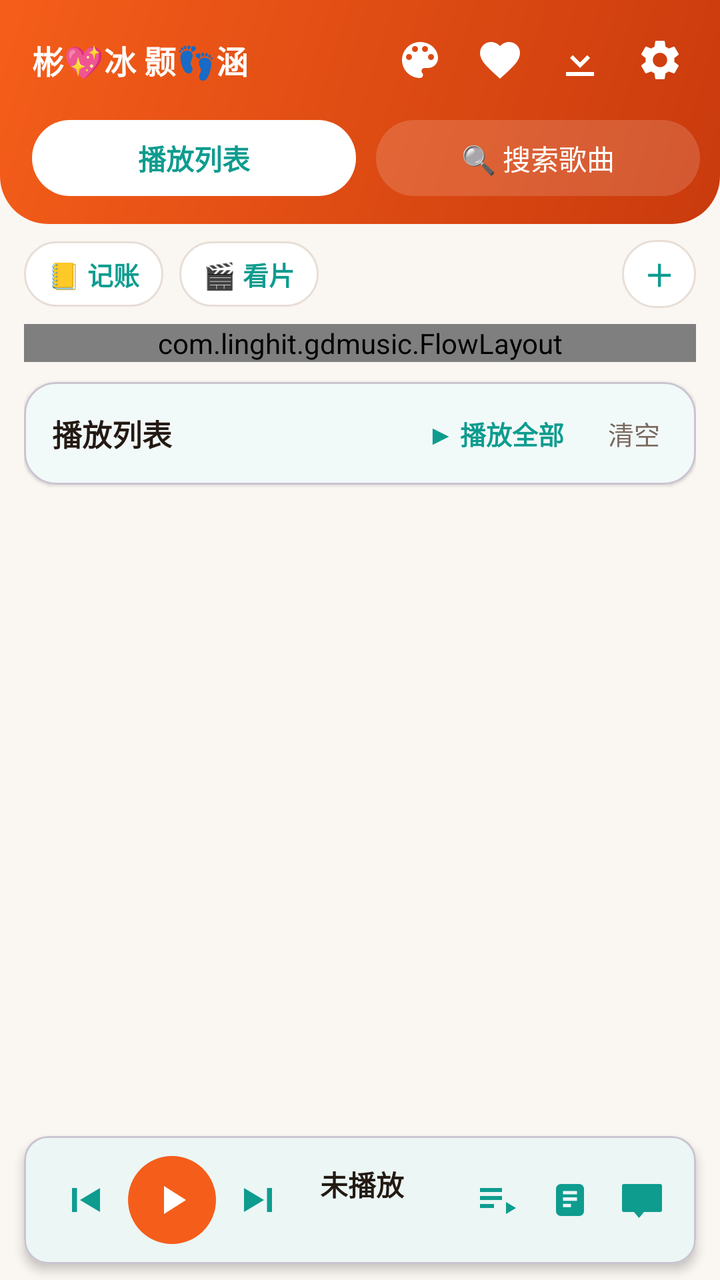
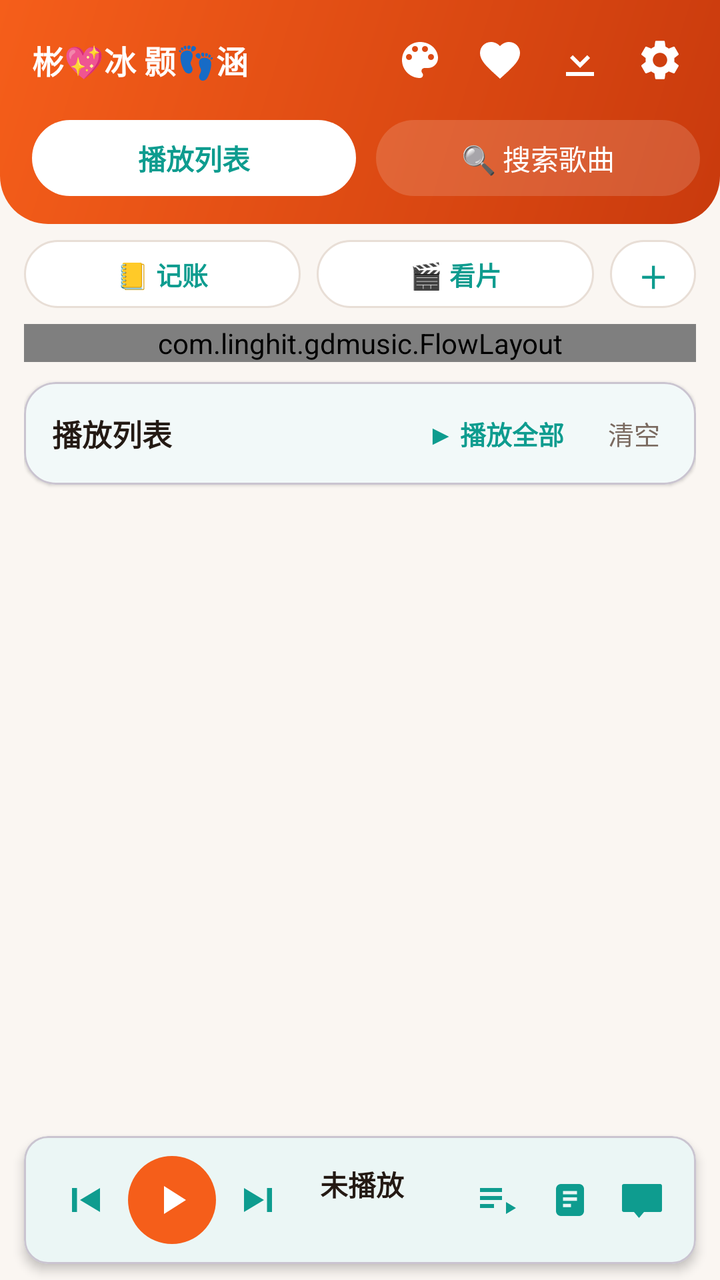

The first picture is an Android layout as it rendered before a commit; the second is the same layout after the commit. The layout source and the unified diff follow.
<!-- AndroidManifest.xml: application theme AppTheme -->
<!-- res/layout/activity_main.xml -->
<?xml version="1.0" encoding="utf-8"?>
<LinearLayout xmlns:android="http://schemas.android.com/apk/res/android"
    xmlns:app="http://schemas.android.com/apk/res-auto"
    android:layout_width="match_parent"
    android:layout_height="match_parent"
    android:orientation="vertical">

    
    <LinearLayout
        android:id="@+id/header"
        android:layout_width="match_parent"
        android:layout_height="wrap_content"
        android:orientation="vertical"
        android:background="@drawable/bg_header_gradient"
        android:paddingStart="16dp"
        android:paddingEnd="10dp"
        android:paddingTop="10dp"
        android:paddingBottom="14dp">

        
        <LinearLayout
            android:layout_width="match_parent"
            android:layout_height="wrap_content"
            android:orientation="horizontal"
            android:gravity="center_vertical">
            <TextView
                android:layout_width="wrap_content"
                android:layout_height="wrap_content"
                android:text="彬💖冰 颢👣涵"
                android:textSize="16sp"
                android:textStyle="bold"
                android:textColor="@color/on_primary"
                android:maxLines="1"
                android:includeFontPadding="false"/>
            
            <View
                android:layout_width="0dp"
                android:layout_height="0dp"
                android:layout_weight="1"/>
            <ImageButton
                android:id="@+id/themeBtn"
                android:layout_width="40dp"
                android:layout_height="40dp"
                android:background="?attr/selectableItemBackgroundBorderless"
                android:src="@drawable/ic_theme"
                android:tint="@color/on_primary"
                android:scaleType="centerInside"
                android:contentDescription="切换主题"/>
            <ImageButton
                android:id="@+id/openFavorites"
                android:layout_width="40dp"
                android:layout_height="40dp"
                android:background="?attr/selectableItemBackgroundBorderless"
                android:src="@drawable/ic_favorite"
                android:tint="@color/on_primary"
                android:scaleType="centerInside"
                android:contentDescription="收藏"/>
            <ImageButton
                android:id="@+id/openDownloads"
                android:layout_width="40dp"
                android:layout_height="40dp"
                android:background="?attr/selectableItemBackgroundBorderless"
                android:src="@drawable/ic_download"
                android:tint="@color/on_primary"
                android:scaleType="centerInside"
                android:contentDescription="已下载"/>
            <ImageButton
                android:id="@+id/openSettings"
                android:layout_width="40dp"
                android:layout_height="40dp"
                android:background="?attr/selectableItemBackgroundBorderless"
                android:src="@drawable/ic_settings"
                android:tint="@color/on_primary"
                android:scaleType="centerInside"
                android:contentDescription="设置"/>
        </LinearLayout>

        
        <LinearLayout
            android:layout_width="match_parent"
            android:layout_height="wrap_content"
            android:orientation="horizontal"
            android:gravity="center_vertical"
            android:paddingTop="10dp">
            <TextView
                android:id="@+id/tabPlaylist"
                android:layout_width="0dp"
                android:layout_height="38dp"
                android:layout_weight="1"
                android:gravity="center"
                android:text="播放列表"
                android:textSize="14sp"
                android:textStyle="bold"
                android:background="@drawable/bg_pill_white"
                android:textColor="?attr/colorPrimary"/>
            <TextView
                android:id="@+id/tabSearch"
                android:layout_width="0dp"
                android:layout_height="38dp"
                android:layout_marginStart="10dp"
                android:layout_weight="1"
                android:gravity="center"
                android:text="🔍 搜索歌曲"
                android:textSize="14sp"
                android:background="@drawable/bg_pill_glass"
                android:textColor="@color/on_primary"/>
        </LinearLayout>

        
        <LinearLayout
            android:id="@+id/goldBar"
            android:layout_width="match_parent"
            android:layout_height="wrap_content"
            android:orientation="horizontal"
            android:gravity="center"
            android:paddingTop="6dp"
            android:paddingBottom="2dp"
            android:visibility="gone">

            <TextView
                android:id="@+id/goldDom"
                android:layout_width="wrap_content"
                android:layout_height="wrap_content"
                android:text=""
                android:textSize="12sp"
                android:textStyle="bold"
                android:textColor="@color/on_primary"
                android:includeFontPadding="false"/>

            <View
                android:layout_width="1dp"
                android:layout_height="13dp"
                android:layout_marginStart="16dp"
                android:layout_marginEnd="16dp"
                android:background="@color/on_primary"
                android:alpha="0.45"/>

            <TextView
                android:id="@+id/goldIntl"
                android:layout_width="wrap_content"
                android:layout_height="wrap_content"
                android:text=""
                android:textSize="12sp"
                android:textStyle="bold"
                android:textColor="@color/on_primary"
                android:includeFontPadding="false"/>
        </LinearLayout>
    </LinearLayout>

    
    <FrameLayout
        android:layout_width="match_parent"
        android:layout_height="0dp"
        android:layout_weight="1"
        android:paddingTop="8dp">

        
        <LinearLayout
            android:id="@+id/playlistPanel"
            android:layout_width="match_parent"
            android:layout_height="match_parent"
            android:orientation="vertical"
            android:paddingStart="12dp"
            android:paddingEnd="12dp">

            
            <LinearLayout
                android:layout_width="match_parent"
                android:layout_height="wrap_content"
                android:orientation="vertical"
                android:layout_marginBottom="10dp">

                
                <LinearLayout
                    android:layout_width="match_parent"
                    android:layout_height="wrap_content"
                    android:orientation="horizontal"
                    android:gravity="center_vertical">

                    <TextView
                        android:id="@+id/openNetAsset"
                        android:layout_width="wrap_content"
                        android:layout_height="wrap_content"
                        android:background="@drawable/bg_pill_soft"
                        android:text="📒 记账"
                        android:textSize="13sp"
                        android:textStyle="bold"
                        android:textColor="?attr/colorPrimary"
                        android:paddingStart="12dp"
                        android:paddingEnd="12dp"
                        android:paddingTop="7dp"
                        android:paddingBottom="7dp"
                        android:layout_marginEnd="8dp"/>

                    <TextView
                        android:id="@+id/openVideo"
                        android:layout_width="wrap_content"
                        android:layout_height="wrap_content"
                        android:background="@drawable/bg_pill_soft"
                        android:text="🎬 看片"
                        android:textSize="13sp"
                        android:textStyle="bold"
                        android:textColor="?attr/colorPrimary"
                        android:paddingStart="12dp"
                        android:paddingEnd="12dp"
                        android:paddingTop="7dp"
                        android:paddingBottom="7dp"
                        android:layout_marginEnd="8dp"/>

                    <View
                        android:layout_width="0dp"
                        android:layout_height="0dp"
                        android:layout_weight="1"/>

                    <TextView
                        android:id="@+id/addShortcutBtn"
                        android:layout_width="wrap_content"
                        android:layout_height="wrap_content"
                        android:background="@drawable/bg_pill_soft"
                        android:text="＋"
                        android:textSize="15sp"
                        android:textStyle="bold"
                        android:textColor="?attr/colorPrimary"
                        android:paddingStart="11dp"
                        android:paddingEnd="11dp"
                        android:paddingTop="6dp"
                        android:paddingBottom="6dp"/>
                </LinearLayout>

                
                <com.linghit.gdmusic.FlowLayout
                    android:id="@+id/shortcutRow"
                    android:layout_width="match_parent"
                    android:layout_height="wrap_content"
                    android:layout_marginTop="8dp"
                    android:clipChildren="false"
                    android:clipToPadding="false"/>
            </LinearLayout>

            <com.google.android.material.card.MaterialCardView
                android:id="@+id/queueCard"
                android:layout_width="match_parent"
                android:layout_height="wrap_content"
                app:cardCornerRadius="16dp"
                app:cardElevation="1dp"
                app:cardBackgroundColor="?attr/colorSurface"
                android:layout_marginBottom="10dp">
                <LinearLayout
                    android:layout_width="match_parent"
                    android:layout_height="wrap_content"
                    android:orientation="horizontal"
                    android:gravity="center_vertical"
                    android:paddingStart="14dp"
                    android:paddingEnd="8dp"
                    android:paddingTop="10dp"
                    android:paddingBottom="10dp">
                    <TextView
                        android:id="@+id/queueCount"
                        android:layout_width="0dp"
                        android:layout_height="wrap_content"
                        android:layout_weight="1"
                        android:text="播放列表"
                        android:textSize="15sp"
                        android:textStyle="bold"
                        android:textColor="?attr/colorOnSurface"/>
                    <TextView
                        android:id="@+id/playAllQueue"
                        android:layout_width="wrap_content"
                        android:layout_height="wrap_content"
                        android:text="▶ 播放全部"
                        android:textSize="13sp"
                        android:textStyle="bold"
                        android:textColor="?attr/colorPrimary"
                        android:paddingStart="12dp"
                        android:paddingEnd="12dp"
                        android:paddingTop="6dp"
                        android:paddingBottom="6dp"/>
                    <TextView
                        android:id="@+id/clearQueue"
                        android:layout_width="wrap_content"
                        android:layout_height="wrap_content"
                        android:text="清空"
                        android:textSize="13sp"
                        android:textColor="?attr/colorOnSurfaceVariant"
                        android:paddingStart="10dp"
                        android:paddingEnd="10dp"
                        android:paddingTop="6dp"
                        android:paddingBottom="6dp"/>
                </LinearLayout>
            </com.google.android.material.card.MaterialCardView>

            <androidx.recyclerview.widget.RecyclerView
                android:id="@+id/queueList"
                android:layout_width="match_parent"
                android:layout_height="0dp"
                android:layout_weight="1"
                android:clipToPadding="false"
                android:paddingBottom="8dp"/>

            
            <LinearLayout
                android:id="@+id/queueEmpty"
                android:layout_width="match_parent"
                android:layout_height="match_parent"
                android:orientation="vertical"
                android:gravity="center"
                android:visibility="gone">
                <TextView
                    android:layout_width="wrap_content"
                    android:layout_height="wrap_content"
                    android:text="🎶"
                    android:textSize="48sp"/>
                <TextView
                    android:layout_width="wrap_content"
                    android:layout_height="wrap_content"
                    android:text="播放列表还是空的"
                    android:textSize="17sp"
                    android:textStyle="bold"
                    android:textColor="?attr/colorOnSurface"
                    android:paddingTop="10dp"/>
                <TextView
                    android:layout_width="wrap_content"
                    android:layout_height="wrap_content"
                    android:text="去搜索喜欢的歌，点一下就播"
                    android:textSize="13sp"
                    android:textColor="?attr/colorOnSurfaceVariant"
                    android:paddingTop="6dp"/>
                <com.google.android.material.button.MaterialButton
                    android:id="@+id/gotoSearchBtn"
                    android:layout_width="wrap_content"
                    android:layout_height="wrap_content"
                    android:layout_marginTop="18dp"
                    android:text="去搜索"/>
            </LinearLayout>
        </LinearLayout>

        
        <LinearLayout
            android:id="@+id/searchPanel"
            android:layout_width="match_parent"
            android:layout_height="match_parent"
            android:orientation="vertical"
            android:padding="12dp"
            android:visibility="gone">

            
            <com.google.android.material.card.MaterialCardView
                android:id="@+id/searchCard"
                android:layout_width="match_parent"
                android:layout_height="wrap_content"
                app:cardCornerRadius="16dp"
                app:cardElevation="2dp"
                app:cardBackgroundColor="?attr/colorSurface"
                android:layout_marginBottom="12dp">
                <LinearLayout
                    android:layout_width="match_parent"
                    android:layout_height="wrap_content"
                    android:orientation="horizontal"
                    android:gravity="center_vertical"
                    android:padding="10dp">
                    <com.google.android.material.textfield.TextInputLayout
                        style="@style/Widget.Material3.TextInputLayout.OutlinedBox"
                        android:layout_width="0dp"
                        android:layout_height="wrap_content"
                        android:layout_weight="1"
                        android:hint="搜索歌曲 / 歌手">
                        <com.google.android.material.textfield.TextInputEditText
                            android:id="@+id/searchInput"
                            android:layout_width="match_parent"
                            android:layout_height="wrap_content"
                            android:inputType="text"
                            android:imeOptions="actionSearch"
                            android:maxLines="1"/>
                    </com.google.android.material.textfield.TextInputLayout>
                    <com.google.android.material.button.MaterialButton
                        android:id="@+id/searchButton"
                        android:layout_width="wrap_content"
                        android:layout_height="56dp"
                        android:layout_marginStart="8dp"
                        android:text="搜索"/>
                </LinearLayout>
            </com.google.android.material.card.MaterialCardView>

            

            <TextView
                android:id="@+id/statusText"
                android:layout_width="match_parent"
                android:layout_height="wrap_content"
                android:text="搜索后点击歌曲即可播放"
                android:textColor="?attr/colorOnSurfaceVariant"
                android:textSize="13sp"
                android:padding="4dp"/>

            <androidx.recyclerview.widget.RecyclerView
                android:id="@+id/songList"
                android:layout_width="match_parent"
                android:layout_height="0dp"
                android:layout_weight="1"
                android:paddingTop="4dp"
                android:paddingBottom="8dp"
                android:clipToPadding="false"/>
        </LinearLayout>
    </FrameLayout>

    
    <com.google.android.material.card.MaterialCardView
        android:id="@+id/playerBar"
        android:layout_width="match_parent"
        android:layout_height="wrap_content"
        app:cardElevation="3dp"
        app:cardBackgroundColor="?attr/colorSurface"
        android:layout_marginStart="12dp"
        android:layout_marginEnd="12dp"
        android:layout_marginBottom="8dp">
        <LinearLayout
            android:layout_width="match_parent"
            android:layout_height="wrap_content"
            android:orientation="horizontal"
            android:gravity="center_vertical"
            android:padding="10dp">
            <ImageButton
                android:id="@+id/prevBtn"
                android:layout_width="40dp"
                android:layout_height="40dp"
                android:background="?attr/selectableItemBackgroundBorderless"
                android:src="@drawable/ic_prev"
                android:tint="?attr/colorPrimary"
                android:scaleType="centerInside"
                android:contentDescription="上一首"/>
            <ImageButton
                android:id="@+id/playPauseBtn"
                android:layout_width="44dp"
                android:layout_height="44dp"
                android:layout_marginStart="2dp"
                android:background="@drawable/bg_circle_primary"
                android:src="@drawable/ic_play"
                android:tint="@color/on_primary"
                android:scaleType="centerInside"/>
            <ImageButton
                android:id="@+id/nextBtn"
                android:layout_width="40dp"
                android:layout_height="40dp"
                android:layout_marginStart="2dp"
                android:background="?attr/selectableItemBackgroundBorderless"
                android:src="@drawable/ic_next"
                android:tint="?attr/colorPrimary"
                android:scaleType="centerInside"
                android:contentDescription="下一首"/>
            <LinearLayout
                android:layout_width="0dp"
                android:layout_height="wrap_content"
                android:layout_weight="1"
                android:orientation="vertical"
                android:paddingStart="10dp"
                android:paddingEnd="4dp">
                <TextView
                    android:id="@+id/nowPlaying"
                    android:layout_width="match_parent"
                    android:layout_height="wrap_content"
                    android:text="未播放"
                    android:textSize="14sp"
                    android:textStyle="bold"
                    android:textColor="?attr/colorOnSurface"
                    android:maxLines="1"
                    android:ellipsize="end"/>
                <TextView
                    android:id="@+id/nowArtist"
                    android:layout_width="match_parent"
                    android:layout_height="wrap_content"
                    android:text=""
                    android:textSize="11sp"
                    android:paddingTop="1dp"
                    android:textColor="?attr/colorOnSurfaceVariant"
                    android:maxLines="1"
                    android:ellipsize="end"/>
            </LinearLayout>
            <ImageButton
                android:id="@+id/modeBtn"
                android:layout_width="34dp"
                android:layout_height="34dp"
                android:background="?attr/selectableItemBackgroundBorderless"
                android:src="@drawable/ic_sequence"
                android:tint="?attr/colorPrimary"
                android:scaleType="centerInside"
                android:contentDescription="播放模式"/>
            <ImageButton
                android:id="@+id/lyricPageBtn"
                android:layout_width="34dp"
                android:layout_height="34dp"
                android:layout_marginStart="2dp"
                android:background="?attr/selectableItemBackgroundBorderless"
                android:src="@drawable/ic_lyric_page"
                android:tint="?attr/colorPrimary"
                android:scaleType="centerInside"
                android:contentDescription="歌词页"/>
            <ImageButton
                android:id="@+id/lyricFloatBtn"
                android:layout_width="34dp"
                android:layout_height="34dp"
                android:layout_marginStart="2dp"
                android:background="?attr/selectableItemBackgroundBorderless"
                android:src="@drawable/ic_lyric_float"
                android:tint="?attr/colorPrimary"
                android:scaleType="centerInside"
                android:contentDescription="桌面歌词"/>
        </LinearLayout>
    </com.google.android.material.card.MaterialCardView>
</LinearLayout>
<!-- resources referenced by this layout -->
<resources>
  <color name="on_primary">#FFFFFF</color>
  <!-- drawable bg_circle_primary (drawable) -->
  <?xml version="1.0" encoding="utf-8"?>
  <shape xmlns:android="http://schemas.android.com/apk/res/android"
      android:shape="oval">
      <solid android:color="@color/primary"/>
  </shape>
  <!-- drawable bg_header_gradient (drawable) -->
  <?xml version="1.0" encoding="utf-8"?>
  <shape xmlns:android="http://schemas.android.com/apk/res/android"
      android:shape="rectangle">
      <gradient
          android:startColor="@color/primary"
          android:endColor="@color/primary_dark"
          android:angle="315"/>
      <corners
          android:bottomLeftRadius="24dp"
          android:bottomRightRadius="24dp"/>
  </shape>
  <!-- drawable bg_pill_glass (drawable) -->
  <?xml version="1.0" encoding="utf-8"?>
  <shape xmlns:android="http://schemas.android.com/apk/res/android"
      android:shape="rectangle">
      <solid android:color="#26FFFFFF"/>
      <corners android:radius="19dp"/>
  </shape>
  <!-- drawable bg_pill_soft (drawable) -->
  <?xml version="1.0" encoding="utf-8"?>
  <shape xmlns:android="http://schemas.android.com/apk/res/android"
      android:shape="rectangle">
      <solid android:color="@color/surface"/>
      <corners android:radius="17dp"/>
      <stroke android:width="1dp" android:color="@color/outline"/>
  </shape>
  <!-- drawable bg_pill_white (drawable) -->
  <?xml version="1.0" encoding="utf-8"?>
  <shape xmlns:android="http://schemas.android.com/apk/res/android"
      android:shape="rectangle">
      <solid android:color="#FFFFFF"/>
      <corners android:radius="19dp"/>
  </shape>
  <!-- drawable ic_download (drawable) -->
  <vector xmlns:android="http://schemas.android.com/apk/res/android"
      android:width="24dp"
      android:height="24dp"
      android:viewportWidth="24"
      android:viewportHeight="24">
      <path
          android:fillColor="#000000"
          android:pathData="M5,20h14v-2H5V20zM12,4v9.17l3.59,-3.58L17,11l-5,5 -5,-5 1.41,-1.41L12,13.17V4z"/>
  </vector>
  <!-- drawable ic_play (drawable) -->
  <vector xmlns:android="http://schemas.android.com/apk/res/android"
      android:width="24dp"
      android:height="24dp"
      android:viewportWidth="24.0"
      android:viewportHeight="24.0">
      <path
          android:fillColor="#FFFFFF"
          android:pathData="M8 5v14l11-7z"/>
  </vector>
  <!-- drawable ic_prev (drawable) -->
  <?xml version="1.0" encoding="utf-8"?>
  <vector xmlns:android="http://schemas.android.com/apk/res/android"
      android:width="24dp"
      android:height="24dp"
      android:viewportWidth="24"
      android:viewportHeight="24">
      <path
          android:fillColor="#000000"
          android:pathData="M6 6h2.5v12H6V6z"/>
      <path
          android:fillColor="#000000"
          android:pathData="M20 6v12l-10-6L20 6z"/>
  </vector>
  <!-- drawable ic_sequence (drawable) -->
  <vector xmlns:android="http://schemas.android.com/apk/res/android"
      android:width="24dp"
      android:height="24dp"
      android:viewportWidth="24"
      android:viewportHeight="24">
      <path
          android:fillColor="#000000"
          android:pathData="M3 10h11v2H3v-2zm0-4h11v2H3V6zm0 8h7v2H3v-2zm13-1v6l5-3-5-3z"/>
  </vector>
  <color name="primary">#F55E1A</color>
  <color name="primary_dark">#C93A0D</color>
  <color name="surface">#FFFFFF</color>
  <color name="outline">#E8DED6</color>
  <color name="background">#FAF6F2</color>
  <color name="on_surface">#241A14</color>
  <color name="on_surface_variant">#7A6A60</color>
  <!-- drawable bg_splash_window (drawable) -->
  <?xml version="1.0" encoding="utf-8"?>
  <layer-list xmlns:android="http://schemas.android.com/apk/res/android">
      <item android:drawable="@color/background"/>
  </layer-list>
  <!-- unchanged entries left out for length: 7 -->
</resources>

<!-- the commit's change to res/layout/activity_main.xml (unified diff, before → after) -->
@@ -179,13 +179,15 @@
 
                     <TextView
                         android:id="@+id/openNetAsset"
-                        android:layout_width="wrap_content"
-                        android:layout_height="wrap_content"
+                        android:layout_width="0dp"
+                        android:layout_height="34dp"
+                        android:layout_weight="1"
                         android:background="@drawable/bg_pill_soft"
                         android:text="📒 记账"
                         android:textSize="13sp"
                         android:textStyle="bold"
                         android:textColor="?attr/colorPrimary"
+                        android:gravity="center"
                         android:paddingStart="12dp"
                         android:paddingEnd="12dp"
                         android:paddingTop="7dp"
@@ -194,37 +196,35 @@
 
                     <TextView
                         android:id="@+id/openVideo"
-                        android:layout_width="wrap_content"
-                        android:layout_height="wrap_content"
+                        android:layout_width="0dp"
+                        android:layout_height="34dp"
+                        android:layout_weight="1"
                         android:background="@drawable/bg_pill_soft"
                         android:text="🎬 看片"
                         android:textSize="13sp"
                         android:textStyle="bold"
                         android:textColor="?attr/colorPrimary"
+                        android:gravity="center"
                         android:paddingStart="12dp"
                         android:paddingEnd="12dp"
                         android:paddingTop="7dp"
                         android:paddingBottom="7dp"
                         android:layout_marginEnd="8dp"/>
 
-                    <View
-                        android:layout_width="0dp"
-                        android:layout_height="0dp"
-                        android:layout_weight="1"/>
-
                     <TextView
                         android:id="@+id/addShortcutBtn"
                         android:layout_width="wrap_content"
-                        android:layout_height="wrap_content"
+                        android:layout_height="34dp"
                         android:background="@drawable/bg_pill_soft"
                         android:text="＋"
                         android:textSize="15sp"
                         android:textStyle="bold"
                         android:textColor="?attr/colorPrimary"
-                        android:paddingStart="11dp"
-                        android:paddingEnd="11dp"
-                        android:paddingTop="6dp"
-                        android:paddingBottom="6dp"/>
+                        android:gravity="center"
+                        android:paddingStart="14dp"
+                        android:paddingEnd="14dp"
+                        android:paddingTop="7dp"
+                        android:paddingBottom="7dp"/>
                 </LinearLayout>
 
                 
